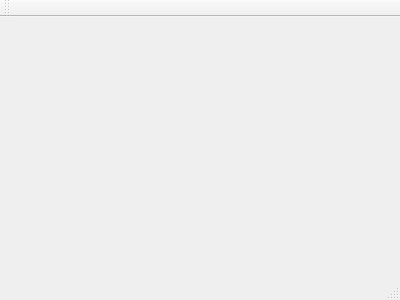
Old version of the form mainwindow.ui in the repository zfzlinux/QtDemo.
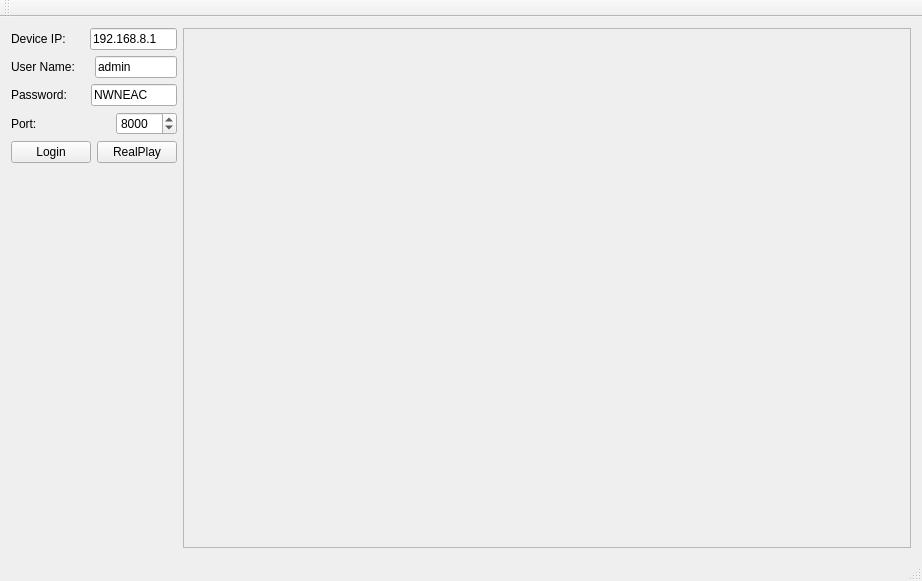
New version of the form.

What changed in the file:
```diff
--- a/mainwindow.ui
+++ b/mainwindow.ui
@@ -1,24 +1,231 @@
 <ui version="4.0">
  <class>MainWindow</class>
- <widget class="QMainWindow" name="MainWindow" >
-  <property name="geometry" >
+ <widget class="QMainWindow" name="MainWindow">
+  <property name="geometry">
    <rect>
     <x>0</x>
     <y>0</y>
-    <width>400</width>
-    <height>300</height>
+    <width>922</width>
+    <height>581</height>
    </rect>
   </property>
   <property name="windowTitle" >
    <string>MainWindow</string>
   </property>
-  <widget class="QMenuBar" name="menuBar" />
-  <widget class="QToolBar" name="mainToolBar" />
-  <widget class="QWidget" name="centralWidget" />
-  <widget class="QStatusBar" name="statusBar" />
+  <widget class="QWidget" name="centralWidget">
+   <layout class="QHBoxLayout" name="horizontalLayout_6" stretch="1,15">
+    <item>
+     <layout class="QVBoxLayout" name="verticalLayout_2">
+      <item>
+       <layout class="QVBoxLayout" name="verticalLayout">
+        <item>
+         <layout class="QHBoxLayout" name="horizontalLayout">
+          <item>
+           <widget class="QLabel" name="label">
+            <property name="text">
+             <string>Device IP:</string>
+            </property>
+           </widget>
+          </item>
+          <item>
+           <spacer name="horizontalSpacer">
+            <property name="orientation">
+             <enum>Qt::Horizontal</enum>
+            </property>
+            <property name="sizeHint" stdset="0">
+             <size>
+              <width>40</width>
+              <height>20</height>
+             </size>
+            </property>
+           </spacer>
+          </item>
+          <item>
+           <widget class="QLineEdit" name="DeviceIPAdd">
+            <property name="text">
+             <string>192.168.8.1</string>
+            </property>
+           </widget>
+          </item>
+         </layout>
+        </item>
+        <item>
+         <layout class="QHBoxLayout" name="horizontalLayout_2">
+          <item>
+           <widget class="QLabel" name="label_2">
+            <property name="text">
+             <string>User Name:</string>
+            </property>
+           </widget>
+          </item>
+          <item>
+           <spacer name="horizontalSpacer_2">
+            <property name="orientation">
+             <enum>Qt::Horizontal</enum>
+            </property>
+            <property name="sizeHint" stdset="0">
+             <size>
+              <width>40</width>
+              <height>20</height>
+             </size>
+            </property>
+           </spacer>
+          </item>
+          <item>
+           <widget class="QLineEdit" name="UserName">
+            <property name="text">
+             <string>admin</string>
+            </property>
+           </widget>
+          </item>
+         </layout>
+        </item>
+        <item>
+         <layout class="QHBoxLayout" name="horizontalLayout_3">
+          <item>
+           <widget class="QLabel" name="label_3">
+            <property name="text">
+             <string>Password:</string>
+            </property>
+           </widget>
+          </item>
+          <item>
+           <spacer name="horizontalSpacer_3">
+            <property name="orientation">
+             <enum>Qt::Horizontal</enum>
+            </property>
+            <property name="sizeHint" stdset="0">
+             <size>
+              <width>40</width>
+              <height>20</height>
+             </size>
+            </property>
+           </spacer>
+          </item>
+          <item>
+           <widget class="QLineEdit" name="Password">
+            <property name="text">
+             <string>NWNEAC</string>
+            </property>
+           </widget>
+          </item>
+         </layout>
+        </item>
+        <item>
+         <layout class="QHBoxLayout" name="horizontalLayout_4">
+          <item>
+           <widget class="QLabel" name="label_4">
+            <property name="text">
+             <string>Port:</string>
+            </property>
+           </widget>
+          </item>
+          <item>
+           <spacer name="horizontalSpacer_4">
+            <property name="orientation">
+             <enum>Qt::Horizontal</enum>
+            </property>
+            <property name="sizeHint" stdset="0">
+             <size>
+              <width>40</width>
+              <height>20</height>
+             </size>
+            </property>
+           </spacer>
+          </item>
+          <item>
+           <widget class="QSpinBox" name="PortSpinBox">
+            <property name="maximum">
+             <number>65535</number>
+            </property>
+            <property name="value">
+             <number>8000</number>
+            </property>
+           </widget>
+          </item>
+         </layout>
+        </item>
+        <item>
+         <layout class="QHBoxLayout" name="horizontalLayout_5">
+          <item>
+           <widget class="QPushButton" name="LoginBtn">
+            <property name="text">
+             <string>Login</string>
+            </property>
+           </widget>
+          </item>
+          <item>
+           <spacer name="horizontalSpacer_5">
+            <property name="orientation">
+             <enum>Qt::Horizontal</enum>
+            </property>
+            <property name="sizeHint" stdset="0">
+             <size>
+              <width>40</width>
+              <height>20</height>
+             </size>
+            </property>
+           </spacer>
+          </item>
+          <item>
+           <widget class="QPushButton" name="RealPlayBtn">
+            <property name="text">
+             <string>RealPlay</string>
+            </property>
+           </widget>
+          </item>
+         </layout>
+        </item>
+       </layout>
+      </item>
+      <item>
+       <spacer name="verticalSpacer">
+        <property name="orientation">
+         <enum>Qt::Vertical</enum>
+        </property>
+        <property name="sizeHint" stdset="0">
+         <size>
+          <width>20</width>
+          <height>40</height>
+         </size>
+        </property>
+       </spacer>
+      </item>
+     </layout>
+    </item>
+    <item>
+     <widget class="QFrame" name="displayFrame">
+      <property name="frameShape">
+       <enum>QFrame::StyledPanel</enum>
+      </property>
+      <property name="frameShadow">
+       <enum>QFrame::Raised</enum>
+      </property>
+     </widget>
+    </item>
+   </layout>
+  </widget>
+  <widget class="QMenuBar" name="menuBar">
+   <property name="geometry">
+    <rect>
+     <x>0</x>
+     <y>0</y>
+     <width>922</width>
+     <height>26</height>
+    </rect>
+   </property>
+  </widget>
+  <widget class="QToolBar" name="mainToolBar">
+   <attribute name="toolBarArea">
+    <enum>TopToolBarArea</enum>
+   </attribute>
+   <attribute name="toolBarBreak">
+    <bool>false</bool>
+   </attribute>
+  </widget>
+  <widget class="QStatusBar" name="statusBar"/>
  </widget>
- <layoutDefault spacing="6" margin="11" />
- <pixmapfunction></pixmapfunction>
+ <layoutdefault spacing="6" margin="11"/>
  <resources/>
  <connections/>
 </ui>
```
Left out of the diff: 3 changed lines with no effect on the pictures.
